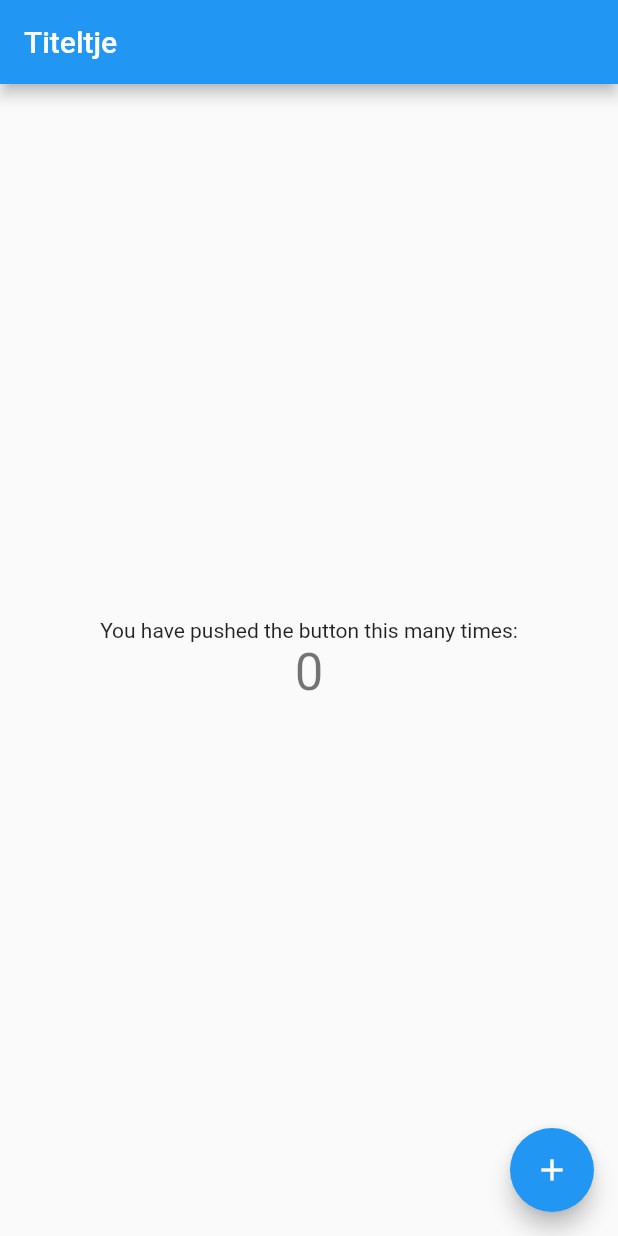
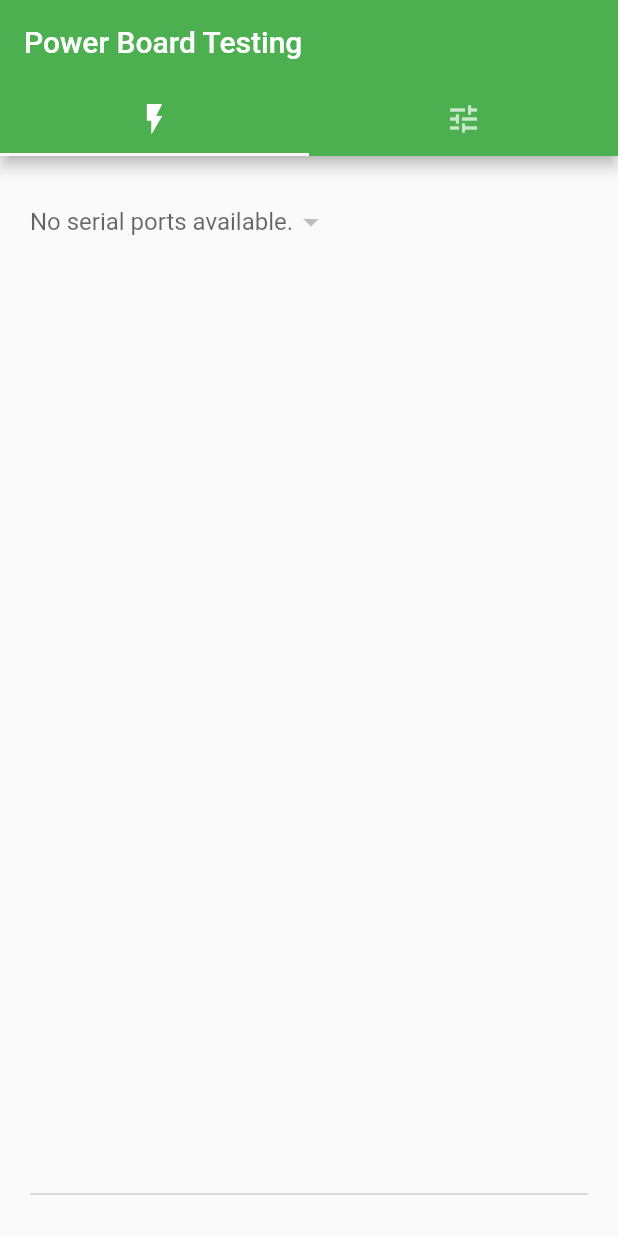
Before and after one commit to dRomke/ePB-Testing, a Flutter app: the screen it shows after launch, on a phone screen of 412 x 824 dp. Run offline on Flutter 3.47's test engine with Material 2 defaults, Android fonts, the phone set to English and light mode, and no system bars; missing offline and left inert: flutter_serial_port; statements that could not run were skipped.

Commit message:
Serial Dropdown tryout
Connection fails
Green tab view added.

```diff
--- a/lib/main.dart
+++ b/lib/main.dart
@@ -2,11 +2,23 @@ import 'package:flutter/material.dart';
 import 'package:flutter_serial_port/flutter_serial_port.dart';
 
 void main() {
-  runApp(MyHomePage());
+  final name = SerialPort.availablePorts.first;
+  print(name);
+  final port = SerialPort(name);
+  if (!port.openReadWrite()) {
+    print(SerialPort.lastError);
+  }
+
+  final reader = SerialPortReader(port);
+  reader.stream.listen((data) {
+    print('received: $data');
+  });
+
+  runApp(PowerBoardTest());
 }
 
-class MyHomePage extends StatefulWidget {
-  MyHomePage({Key key, this.title}) : super(key: key);
+class PowerBoardTest extends StatefulWidget {
+  PowerBoardTest({Key key, this.title}) : super(key: key);
 
   final String title;
 
@@ -14,59 +26,77 @@ class MyHomePage extends StatefulWidget {
   _MyHomePageState createState() => _MyHomePageState();
 }
 
-class _MyHomePageState extends State<MyHomePage> {
-  var availablePorts = [];
+class _MyHomePageState extends State<PowerBoardTest> {
+  var _availablePorts = [];
+  int _chosenPortId = 0;
+  SerialPort _chosenPort;
   int _counter = 0;
 
   @override
   void initState() {
     super.initState();
-    setState(() => availablePorts = SerialPort.availablePorts);
-  }
-
-  void _incrementCounter() {
-    setState(() {
-      _counter++;
-    });
+    setState(() => _availablePorts = SerialPort.availablePorts);
   }
 
   @override
   Widget build(BuildContext context) {
     return MaterialApp(
-        title: 'Flutter Demo',
-        theme: ThemeData(
-          primarySwatch: Colors.blue,
-        ),
-        home: Scaffold(
+      theme: ThemeData(
+        primarySwatch: Colors.green,
+      ),
+      home: DefaultTabController(
+        length: 2,
+        child: Scaffold(
           appBar: AppBar(
-            title: Text("Titeltje"),
+            bottom: TabBar(
+              tabs: [
+                Tab(icon: Icon(Icons.flash_on)),
+                Tab(icon: Icon(Icons.tune)),
+              ],
+            ),
+            title: Text('Power Board Testing'),
           ),
-          body: Center(
-            child: Column(
-              mainAxisAlignment: MainAxisAlignment.center,
-              children: <Widget>[
-                Text(
-                  'You have pushed the button this many times:',
-                ),
-                Text(
-                  '$_counter',
-                  style: Theme.of(context).textTheme.headline4,
-                ),
-                Column(children: [
-                  for (final address in availablePorts)
-                    Builder(builder: (context) {
-                      final port = SerialPort(address);
-                      return Text(port.description);
-                    })
-                ])
+          body: Container(
+            margin: const EdgeInsets.all(20.0),
+            child: TabBarView(
+              children: [
+                DropdownButton(
+                    value: _chosenPortId,
+                    disabledHint: Text("No serial ports available."),
+                    onChanged: (value) {
+                      setState(() {
+                        _chosenPortId = value;
+                        _chosenPort = SerialPort(_availablePorts[value]);
+
+                        SerialPort(SerialPort.availablePorts.first)
+                            .openReadWrite();
+                        print(SerialPort.lastError);
+
+                        print(_chosenPort);
+                        print(_chosenPort.openReadWrite());
+                        print(SerialPort.lastError);
+
+                        final reader = SerialPortReader(_chosenPort);
+                        reader.stream.listen((data) {
+                          print('received: $data');
+                        });
+                      });
+                      String poortje = _availablePorts[value];
+                      print('$poortje chosen ($value)');
+                    },
+                    items: //[
+                        List.generate(_availablePorts.length, (i) {
+                      return DropdownMenuItem(
+                          value: i,
+                          child:
+                              Text(SerialPort(_availablePorts[i]).description));
+                    })),
+                Text("Test")
               ],
             ),
           ),
-          floatingActionButton: FloatingActionButton(
-            onPressed: _incrementCounter,
-            tooltip: 'Increment',
-            child: Icon(Icons.add),
-          ),
-        ));
+        ),
+      ),
+    );
   }
 }
```
